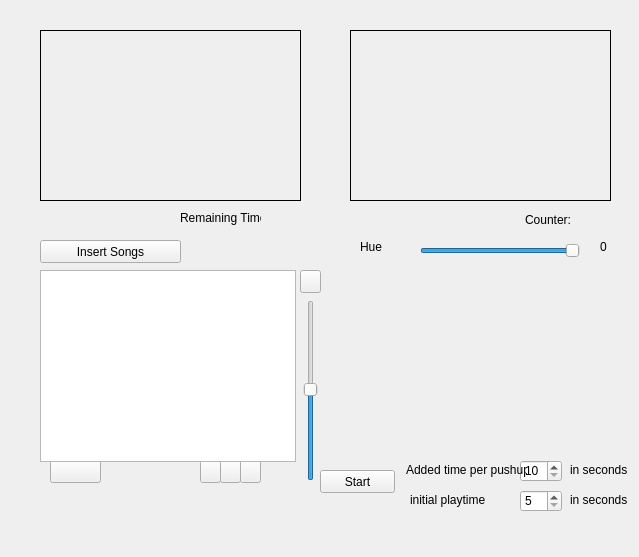
Old version of the form HoerDichFit/videoplayer.ui in the repository SvenBl/avp-webcam.
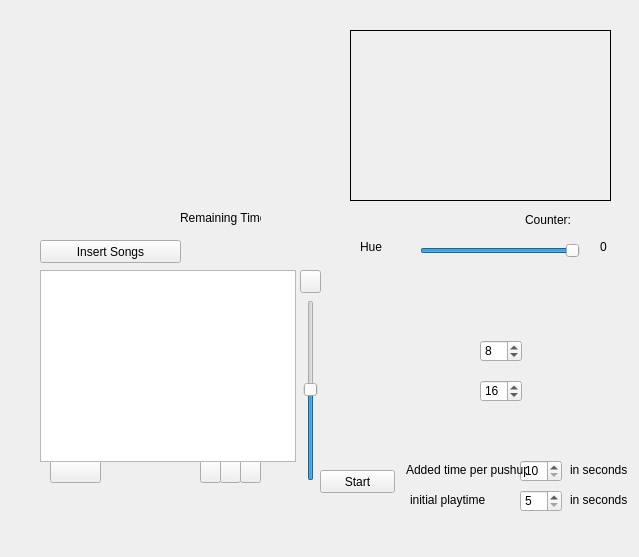
New version of the form. Custom widgets are drawn as their Qt base class.

Patch:
```diff
--- a/HoerDichFit/videoplayer.ui
+++ b/HoerDichFit/videoplayer.ui
@@ -14,28 +14,6 @@
    <string>Hör dich fit</string>
   </property>
   <widget class="QWidget" name="centralWidget">
-   <widget class="VideoWidget" name="inputFrame">
-    <property name="geometry">
-     <rect>
-      <x>40</x>
-      <y>30</y>
-      <width>261</width>
-      <height>171</height>
-     </rect>
-    </property>
-    <property name="frameShape">
-     <enum>QFrame::Box</enum>
-    </property>
-    <property name="text">
-     <string/>
-    </property>
-    <property name="scaledContents">
-     <bool>false</bool>
-    </property>
-    <property name="alignment">
-     <set>Qt::AlignCenter</set>
-    </property>
-   </widget>
    <widget class="VideoWidget" name="processedFrame">
     <property name="geometry">
      <rect>
@@ -384,6 +362,38 @@
      <string/>
     </property>
    </widget>
+   <widget class="QSpinBox" name="upperLineSpinbox">
+    <property name="geometry">
+     <rect>
+      <x>480</x>
+      <y>340</y>
+      <width>42</width>
+      <height>22</height>
+     </rect>
+    </property>
+    <property name="maximum">
+     <number>20</number>
+    </property>
+    <property name="value">
+     <number>8</number>
+    </property>
+   </widget>
+   <widget class="QSpinBox" name="bottomLineSpinbox">
+    <property name="geometry">
+     <rect>
+      <x>480</x>
+      <y>380</y>
+      <width>42</width>
+      <height>22</height>
+     </rect>
+    </property>
+    <property name="maximum">
+     <number>20</number>
+    </property>
+    <property name="value">
+     <number>16</number>
+    </property>
+   </widget>
   </widget>
  </widget>
  <layoutdefault spacing="6" margin="11"/>
```
